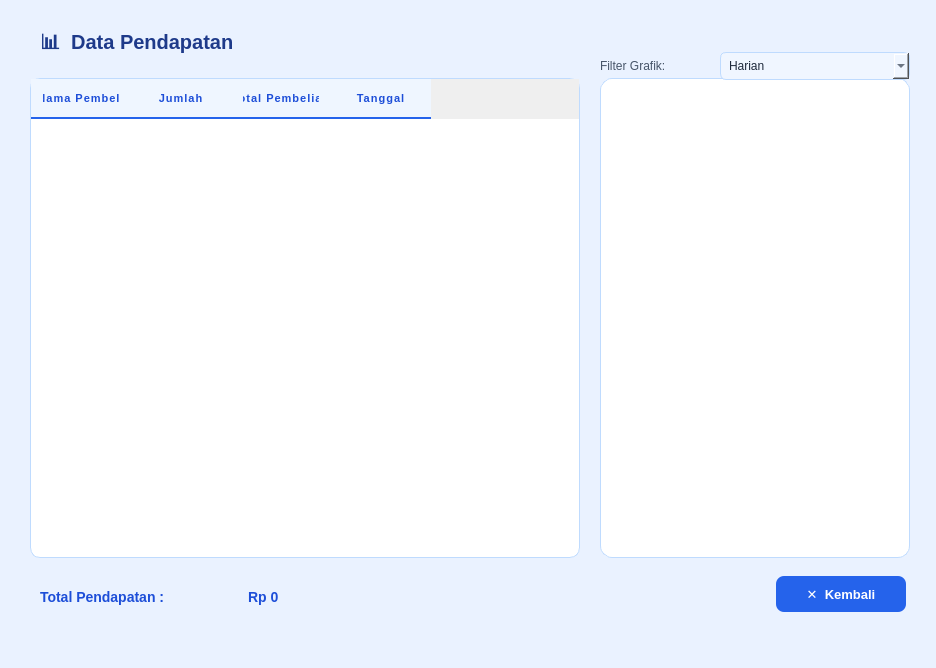
This is Data.ui in andriefendy26/Desktop-Based-Cashier-Application as Qt 5 draws it before an edit. The edited form follows.
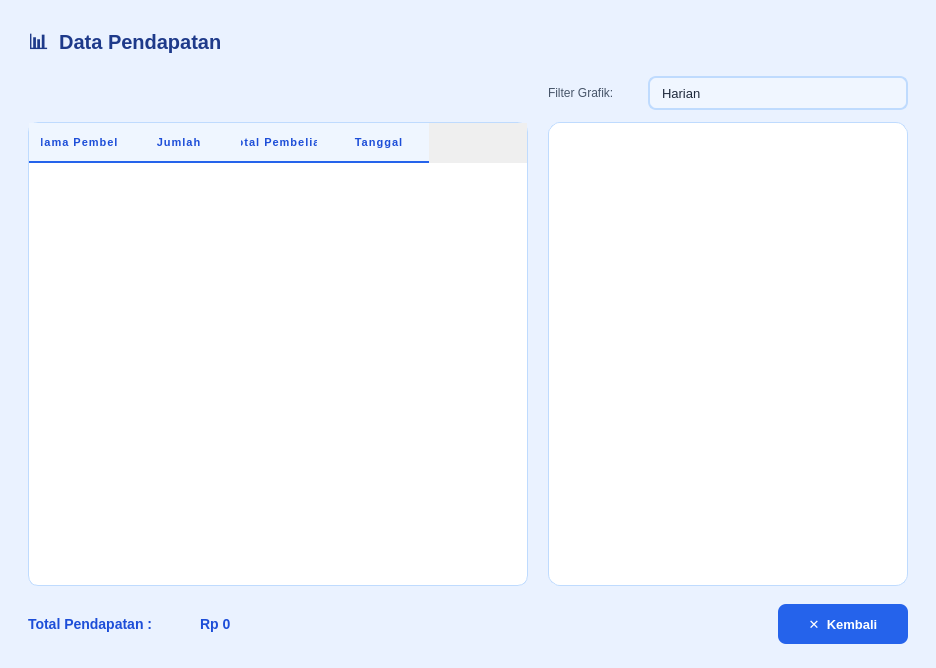
This is the edited form.

Diff of the .ui file:
```diff
--- a/Data.ui
+++ b/Data.ui
@@ -16,6 +16,7 @@
   <property name="styleSheet">
    <string notr="true">
 /* ─── Global ─── */
+
 QDialog, QWidget#widget_2 {
     background-color: #eaf2ff;
     color: #1e293b;
@@ -23,6 +24,34 @@
     font-size: 13px;
 }
 
+/* ─── ComboBox ─── */
+QComboBox {
+    background-color: #f0f6ff;
+    border: 1.5px solid #bfdbfe;
+    border-radius: 8px;
+    padding: 4px 12px;
+    color: #1e293b;
+    font-size: 13px;
+}
+QComboBox:hover { border-color: #60a5fa; background-color: #ffffff; }
+QComboBox:focus, QComboBox:on { border-color: #2563eb; background-color: #ffffff; }
+QComboBox::drop-down { border: none; width: 28px; }
+QComboBox::down-arrow {
+    image: none;
+    border-left: 5px solid transparent;
+    border-right: 5px solid transparent;
+    border-top: 6px solid #2563eb;
+    margin-right: 8px;
+}
+QComboBox QAbstractItemView {
+    background-color: #ffffff;
+    border: 1px solid #bfdbfe;
+    color: #1e293b;
+    selection-background-color: #dbeafe;
+    selection-color: #1e3a8a;
+    outline: none;
+}
+
 /* ─── Labels ─── */
 QLabel {
     color: #475569;
@@ -134,154 +163,60 @@
   </property>
   <widget class="QWidget" name="widget_2" native="true">
    <property name="geometry">
-    <rect>
-     <x>0</x>
-     <y>0</y>
-     <width>941</width>
-     <height>671</height>
-    </rect>
+    <rect><x>0</x><y>0</y><width>936</width><height>668</height></rect>
    </property>
+
+   <!-- Judul -->
    <widget class="QLabel" name="label_3">
-    <property name="geometry">
-     <rect>
-      <x>40</x>
-      <y>24</y>
-      <width>300</width>
-      <height>40</height>
-     </rect>
+    <property name="geometry"><rect><x>28</x><y>24</y><width>300</width><height>40</height></rect></property>
+    <property name="text"><string>📊  Data Pendapatan</string></property>
+   </widget>
+
+   <!-- Filter grafik (sejajar tepi kanan chart) -->
+   <widget class="QLabel" name="label_filter">
+    <property name="geometry"><rect><x>548</x><y>76</y><width>96</width><height>34</height></rect></property>
+    <property name="text"><string>Filter Grafik:</string></property>
+   </widget>
+   <widget class="QComboBox" name="cb_filter">
+    <property name="geometry"><rect><x>648</x><y>76</y><width>260</width><height>34</height></rect></property>
+    <property name="cursor"><cursorShape>PointingHandCursor</cursorShape></property>
+    <item><property name="text"><string>Harian</string></property></item>
+    <item><property name="text"><string>Mingguan</string></property></item>
+    <item><property name="text"><string>Tahunan</string></property></item>
+   </widget>
+
+   <!-- Tabel (kiri) -->
+   <widget class="QTableWidget" name="tableWidget_2">
+    <property name="geometry"><rect><x>28</x><y>122</y><width>500</width><height>464</height></rect></property>
+    <column><property name="text"><string>Nama Pembeli</string></property></column>
+    <column><property name="text"><string>Jumlah</string></property></column>
+    <column><property name="text"><string>Total Pembelian</string></property></column>
+    <column><property name="text"><string>Tanggal</string></property></column>
+   </widget>
+
+   <!-- Chart (kanan) -->
+   <widget class="QFrame" name="frame_chart">
+    <property name="geometry"><rect><x>548</x><y>122</y><width>360</width><height>464</height></rect></property>
+    <property name="styleSheet">
+     <string notr="true">QFrame#frame_chart { background-color: #ffffff; border: 1px solid #bfdbfe; border-radius: 12px; }</string>
     </property>
-    <property name="text">
-     <string>📊  Data Pendapatan</string>
-    </property>
+    <property name="frameShape"><enum>QFrame::StyledPanel</enum></property>
+    <property name="frameShadow"><enum>QFrame::Raised</enum></property>
    </widget>
-    <widget class="QTableWidget" name="tableWidget_2">
-     <property name="geometry">
-      <rect>
-       <x>30</x>
-       <y>78</y>
-       <width>550</width>
-       <height>480</height>
-      </rect>
-     </property>
-     <column>
-      <property name="text">
-       <string>Nama Pembeli</string>
-      </property>
-     </column>
-     <column>
-      <property name="text">
-       <string>Jumlah</string>
-      </property>
-     </column>
-     <column>
-      <property name="text">
-       <string>Total Pembelian</string>
-      </property>
-     </column>
-    <column>
-     <property name="text">
-      <string>Tanggal</string>
-     </property>
-    </column>
-    </widget>
-    <widget class="QFrame" name="frame_chart">
-     <property name="geometry">
-      <rect>
-       <x>600</x>
-       <y>78</y>
-       <width>310</width>
-       <height>480</height>
-      </rect>
-     </property>
-     <property name="styleSheet">
-      <string notr="true">background-color: #ffffff; border: 1px solid #bfdbfe; border-radius: 12px;</string>
-     </property>
-     <property name="frameShape">
-      <enum>QFrame::StyledPanel</enum>
-     </property>
-     <property name="frameShadow">
-      <enum>QFrame::Raised</enum>
-     </property>
-    </widget>
-    <widget class="QLabel" name="label_filter">
-     <property name="geometry">
-      <rect>
-       <x>600</x>
-       <y>56</y>
-       <width>120</width>
-       <height>20</height>
-      </rect>
-     </property>
-     <property name="text">
-      <string>Filter Grafik:</string>
-     </property>
-    </widget>
-    <widget class="QComboBox" name="cb_filter">
-     <property name="geometry">
-      <rect>
-       <x>720</x>
-       <y>52</y>
-       <width>190</width>
-       <height>28</height>
-      </rect>
-     </property>
-     <property name="styleSheet">
-      <string notr="true">background-color:#f0f6ff; border:1px solid #bfdbfe; border-radius:6px; color:#1e293b; padding:2px 8px;</string>
-     </property>
-     <item>
-      <property name="text">
-       <string>Harian</string>
-      </property>
-     </item>
-     <item>
-      <property name="text">
-    <string>Mingguan</string>
-      </property>
-     </item>
-     <item>
-      <property name="text">
-       <string>Tahunan</string>
-      </property>
-     </item>
-    </widget>
+
+   <!-- Footer -->
    <widget class="QLabel" name="label_9">
-    <property name="geometry">
-     <rect>
-      <x>40</x>
-      <y>582</y>
-      <width>200</width>
-      <height>30</height>
-     </rect>
-    </property>
-    <property name="text">
-     <string>Total Pendapatan :</string>
-    </property>
+    <property name="geometry"><rect><x>28</x><y>604</y><width>170</width><height>40</height></rect></property>
+    <property name="text"><string>Total Pendapatan :</string></property>
    </widget>
    <widget class="QLabel" name="Total">
-    <property name="geometry">
-     <rect>
-      <x>248</x>
-      <y>582</y>
-      <width>280</width>
-      <height>30</height>
-     </rect>
-    </property>
-    <property name="text">
-     <string>Rp 0</string>
-    </property>
+    <property name="geometry"><rect><x>200</x><y>604</y><width>300</width><height>40</height></rect></property>
+    <property name="text"><string>Rp 0</string></property>
    </widget>
    <widget class="QPushButton" name="keluar">
-    <property name="geometry">
-     <rect>
-      <x>776</x>
-      <y>576</y>
-      <width>130</width>
-      <height>36</height>
-     </rect>
-    </property>
-    <property name="text">
-     <string>✕  Kembali</string>
-    </property>
+    <property name="geometry"><rect><x>778</x><y>604</y><width>130</width><height>40</height></rect></property>
+    <property name="text"><string>✕  Kembali</string></property>
+    <property name="cursor"><cursorShape>PointingHandCursor</cursorShape></property>
    </widget>
   </widget>
  </widget>
```
